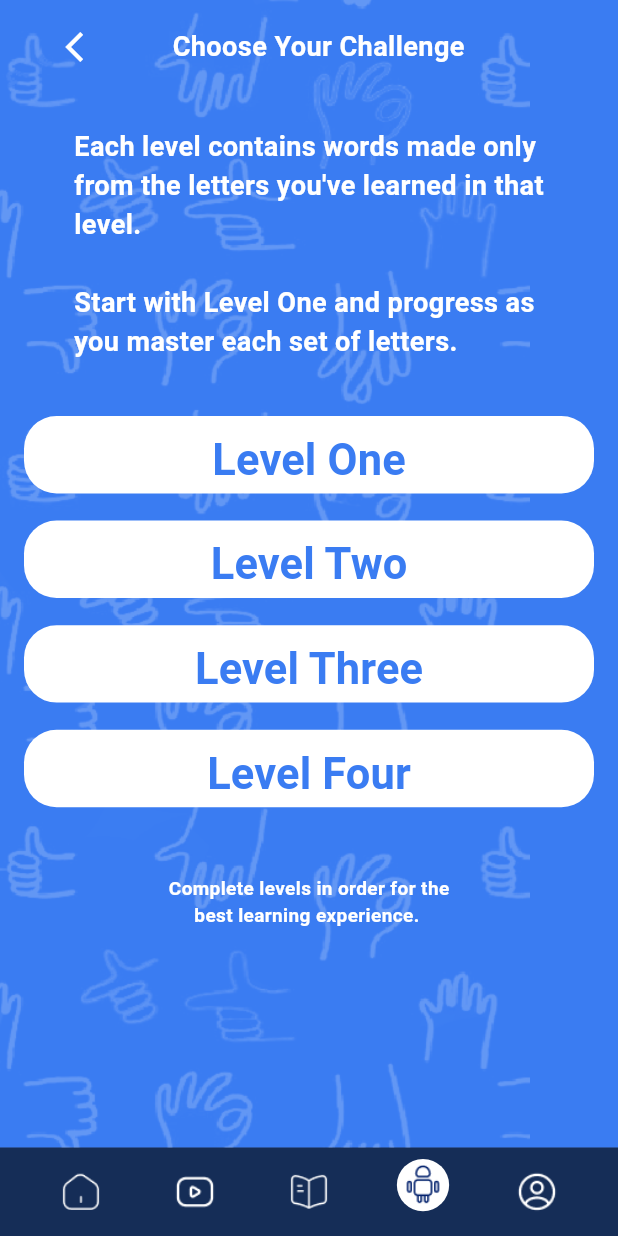
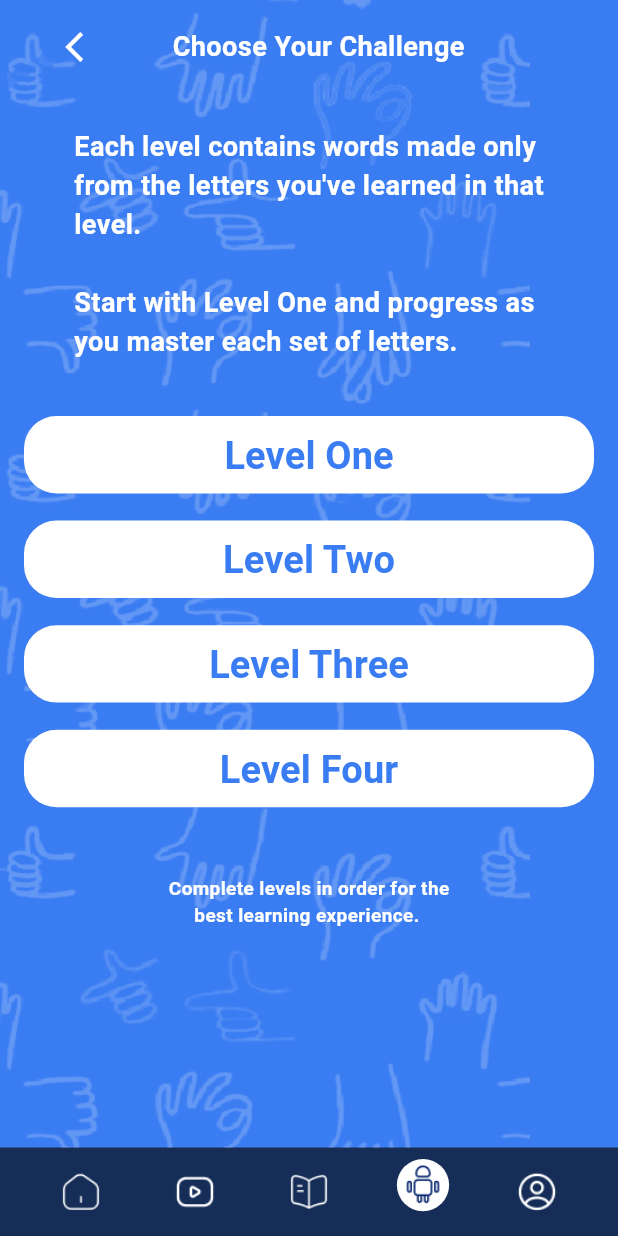
Before and after one commit to mostafaomeha725/IsharaApp, a Flutter app: the CustomNavBar screen opened by its route, item 4 of the bottom bar chosen, on a phone screen of 412 x 824 dp. Run offline on Flutter 3.47's test engine with Material 3 defaults, Android fonts, the phone set to English and light mode, and no system bars; our stand-ins replace cached_network_image, equatable, flutter_screenutil, flutter_spinkit, flutter_svg, go_router and 2 more; missing offline and left inert: chucker_flutter; Roboto replaces fonts that are missing (Tajawal).

Commit message:
resolved the edites agin

```diff
--- a/lib/core/routes/app_routes.dart
+++ b/lib/core/routes/app_routes.dart
@@ -10,8 +10,6 @@ import 'package:isharaapp/features/home/presentation/screens/test_level_four_scr
 import 'package:isharaapp/features/home/presentation/screens/test_level_one_screen.dart';
 import 'package:isharaapp/features/home/presentation/screens/test_level_three_screen.dart';
 import 'package:isharaapp/features/home/presentation/screens/test_level_two_screen.dart';
-import 'package:isharaapp/features/home/presentation/screens/lesseon_details_screen.dart';
-
 import 'package:isharaapp/features/home/presentation/screens/widgets/custom_nav_bar.dart';
 import 'package:isharaapp/features/splash/presentation/screens/onboarding_screen.dart';
 import 'package:isharaapp/features/splash/presentation/screens/splash_screen.dart';
--- a/lib/features/auth/presentation/screens/widgets/gender_dropdown_field.dart
+++ b/lib/features/auth/presentation/screens/widgets/gender_dropdown_field.dart
@@ -22,7 +22,7 @@ class GenderDropdownField extends StatelessWidget {
         isDark ? AppDarkColors.formFieldBorder : AppLightColors.formFieldBorder;
 
     return DropdownButtonFormField<String>(
-      initialValue: value,
+      value: value,
       decoration: InputDecoration(
         prefixIcon: Padding(
           padding: EdgeInsets.only(left: 16.h, right: 6.h),
--- a/lib/features/auth/presentation/screens/widgets/theme_toggle_switch.dart
+++ b/lib/features/auth/presentation/screens/widgets/theme_toggle_switch.dart
@@ -53,12 +53,10 @@ class _ThemeToggleSwitchState extends State<ThemeToggleSwitch>
   Widget build(BuildContext context) {
     final isDark = widget.isDarkMode;
 
-    // 🎨 الألوان محسّنة حسب الثيم
     final Color activeColor =
         widget.activeColor ?? (isDark ? Colors.white : Colors.black);
-    final Color backgroundColor = isDark
-        ? Colors.black
-        : const Color(0xFFF0F0F0); // رمادي فاتح بدل الأبيض الصافي
+    final Color backgroundColor =
+        isDark ? Colors.transparent : const Color(0xFFF0F0F0);
 
     return GestureDetector(
       onTap: _toggleTheme,
--- a/lib/features/home/presentation/screens/widgets/custom_nav_bar.dart
+++ b/lib/features/home/presentation/screens/widgets/custom_nav_bar.dart
@@ -21,15 +21,25 @@ class CustomNavBar extends StatefulWidget {
 class _CustomNavBarState extends State<CustomNavBar> {
   int _selectedIndex = 0;
 
-  final List<int> _navigationStack = [0]; // عشان اخزن تاريخ اخر صفحه وصلتلهتا
+  final List<int> _navigationStack = [0];
+  final List<Widget> _screens = [];
 
-  final List<Widget> _screens = [
-    const HomeScreen(),
-    const LearnScreen(),
-    const PracticeScreen(),
-    const TestScreen(),
-    const ProfileScreen(),
-  ];
+  @override
+  void initState() {
+    super.initState();
+
+    _screens.addAll([
+      HomeScreen(
+        onNavigateToTab: (index) {
+          _onItemTapped(index);
+        },
+      ),
+      const LearnScreen(),
+      const PracticeScreen(),
+      const TestScreen(),
+      const ProfileScreen(),
+    ]);
+  }
 
   void _onItemTapped(int index) {
     if (index == _selectedIndex) return;
--- a/lib/features/home/presentation/screens/widgets/test_level_template.dart
+++ b/lib/features/home/presentation/screens/widgets/test_level_template.dart
@@ -42,7 +42,7 @@ class TestLevelTemplate extends StatelessWidget {
               child: SingleChildScrollView(
                 child: Column(
                   children: [
-                    CustomAppBarRow(title: title),
+                    CustomAppBarRow(title: title, onBack: onBackPressed),
                     SizedBox(height: 16.h),
                     CustomRichWord(word: word),
                     SizedBox(height: 16.h),
--- a/lib/features/home/presentation/screens/widgets/test_screen.dart
+++ b/lib/features/home/presentation/screens/widgets/test_screen.dart
@@ -46,7 +46,7 @@ class TestScreen extends StatelessWidget {
                     textColor: gender == GenderTheme.boy
                         ? const Color(0xFF3A7CF2)
                         : const Color(0xFFF24BB6),
-                    textSize: 32.sp,
+                    textSize: 28.sp,
                     radius: 24.r,
                   ),
                   SizedBox(height: 20.h),
@@ -59,7 +59,7 @@ class TestScreen extends StatelessWidget {
                     textColor: gender == GenderTheme.boy
                         ? const Color(0xFF3A7CF2)
                         : const Color(0xFFF24BB6),
-                    textSize: 32.sp,
+                    textSize: 28.sp,
                     radius: 24.r,
                   ),
                   SizedBox(height: 20.h),
@@ -72,7 +72,7 @@ class TestScreen extends StatelessWidget {
                     textColor: gender == GenderTheme.boy
                         ? const Color(0xFF3A7CF2)
                         : const Color(0xFFF24BB6),
-                    textSize: 32.sp,
+                    textSize: 28.sp,
                     radius: 24.r,
                   ),
                   SizedBox(height: 20.h),
@@ -85,7 +85,7 @@ class TestScreen extends StatelessWidget {
                     textColor: gender == GenderTheme.boy
                         ? const Color(0xFF3A7CF2)
                         : const Color(0xFFF24BB6),
-                    textSize: 32.sp,
+                    textSize: 28.sp,
                     radius: 24.r,
                   ),
                   SizedBox(height: 50.h),
```
Also changed, not shown: pubspec.lock.
